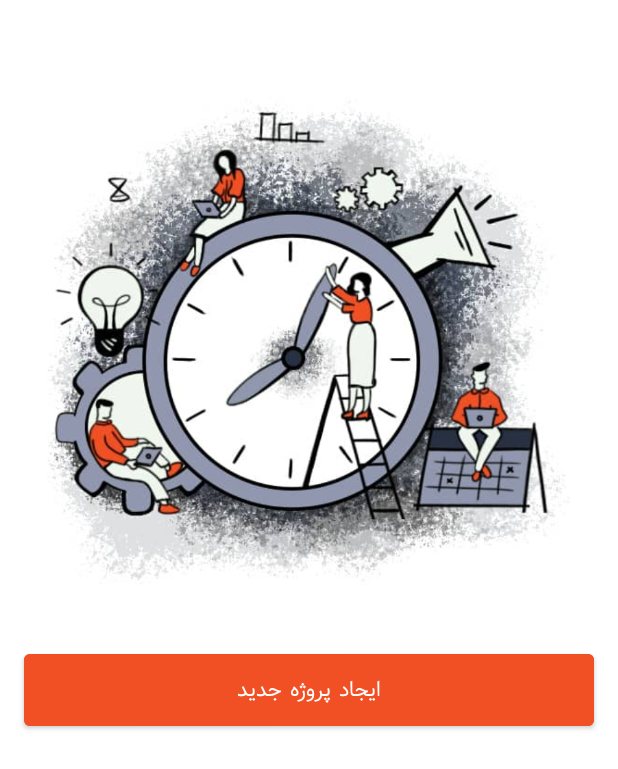
After one commit to saraMousavi/TaskRoom, an Android app: the layout projects_fragment_empty_list.xml on its own in the app's theme, with its tools: preview values and no code run, on a phone screen of 412 x 824 dp. The commit adds this screen. Shown: the top 769 px of the screen. Run offline under Robolectric (Android 15) with nearby library versions, the phone set to English and light mode, and no system bars.

Commit message:
replace layout file for empty project and add function to init class for toggle complete task and subtask

```diff
--- /dev/null
+++ b/app/src/main/res/layout/projects_fragment_empty_list.xml
@@ -0,0 +1,31 @@
+<?xml version="1.0" encoding="utf-8"?>
+<androidx.constraintlayout.widget.ConstraintLayout xmlns:android="http://schemas.android.com/apk/res/android"
+    android:layout_width="match_parent"
+    android:layout_height="wrap_content"
+    xmlns:app="http://schemas.android.com/apk/res-auto"
+    xmlns:tools="http://schemas.android.com/tools"
+    tools:showIn="@layout/projects_fragment">
+
+        <ImageView
+            android:id="@+id/imageView2"
+            android:layout_width="350dp"
+            android:layout_height="430dp"
+            android:src="@drawable/empty_project_page"
+            app:layout_constraintEnd_toEndOf="parent"
+            app:layout_constraintStart_toStartOf="parent"
+            app:layout_constraintTop_toTopOf="parent" />
+
+        <Button
+            android:id="@+id/firstAddProjectBtn"
+            android:layout_width="match_parent"
+            android:layout_height="60dp"
+            android:layout_marginStart="16dp"
+            android:layout_marginEnd="16dp"
+            android:backgroundTint="@color/colorAccent"
+            android:text="@string/createNewProject"
+            app:layout_constraintBottom_toBottomOf="parent"
+            app:layout_constraintEnd_toEndOf="parent"
+            app:layout_constraintStart_toStartOf="parent"
+            app:layout_constraintTop_toBottomOf="@+id/imageView2" />
+
+</androidx.constraintlayout.widget.ConstraintLayout>
```
Also changed, not shown: app/src/main/java/ir/android/persiantask/ui/adapters/SubTasksAdapter.java (+3 -7 lines), app/src/main/java/ir/android/persiantask/ui/adapters/TasksAdapter.java (+3 -22 lines), app/src/main/java/ir/android/persiantask/ui/fragment/ProjectsFragment.java (+5 -6 lines), app/src/main/java/ir/android/persiantask/utils/Init.java (+29 -0 lines), app/src/main/res/layout/projects_fragment.xml (+3 -26 lines).
